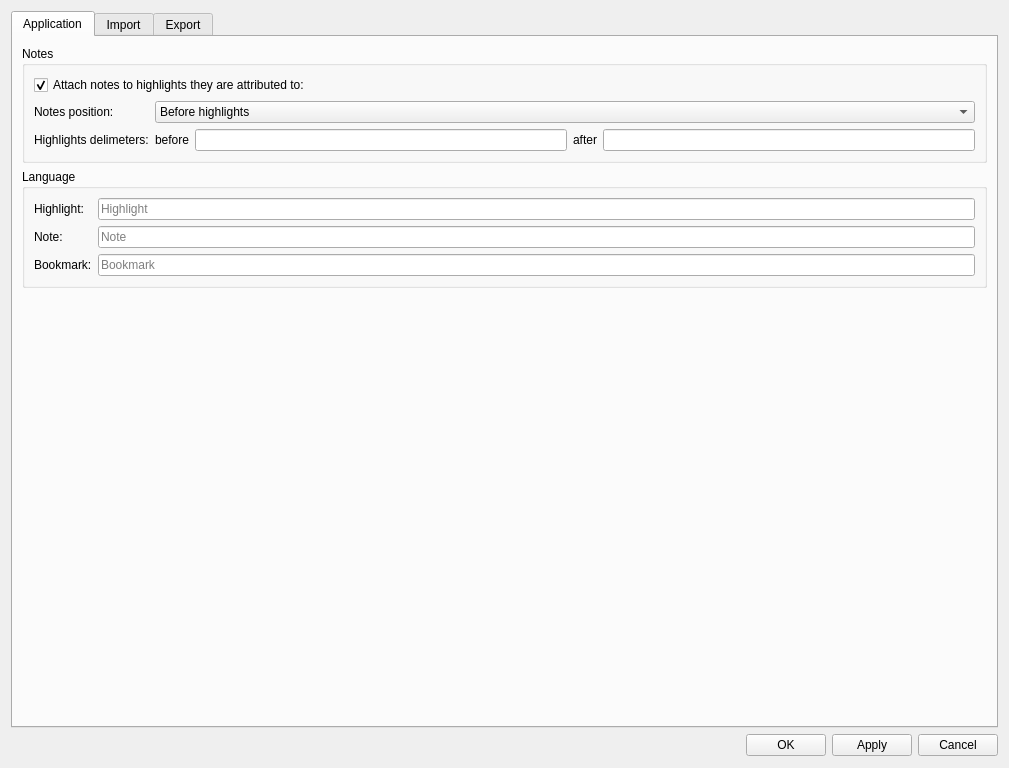
The window that gui/settingsDialog.ui (claytondaley/DaleyKlippings) describes before a commit, drawn with Qt 5.
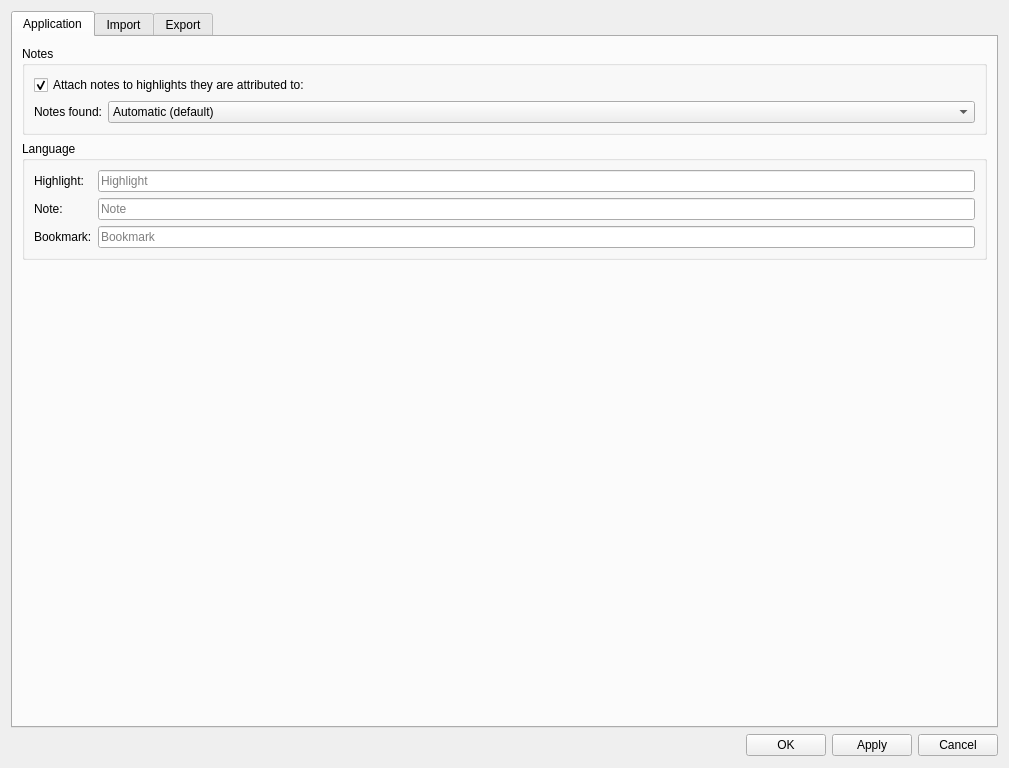
The same window after the commit. The open tabs and pages were chosen to show the change. Icons and pictures are not drawn.

Commit message: - Removed old "highlight delimeter" fields  - Updated some text and formatting in the settings tab  - Added automatic direction detection for note-highlight links (UI and logic)  - Fixed bug where including a note both before and after a highlight would generate bad data

Patch:
```diff
--- a/gui/settingsDialog.ui
+++ b/gui/settingsDialog.ui
@@ -61,15 +61,26 @@
             <item row="0" column="0">
              <widget class="QLabel" name="labelNotesPosition">
               <property name="text">
-               <string>Notes position:</string>
+               <string>Notes found:</string>
               </property>
              </widget>
             </item>
             <item row="0" column="1">
              <widget class="QComboBox" name="cmbNotesPosition">
+              <property name="sizePolicy">
+               <sizepolicy hsizetype="Expanding" vsizetype="Fixed">
+                <horstretch>0</horstretch>
+                <verstretch>0</verstretch>
+               </sizepolicy>
+              </property>
               <property name="whatsThis">
                <string>Choose here notes position: before or after highlights.</string>
               </property>
+              <item>
+               <property name="text">
+                <string>Automatic (default)</string>
+               </property>
+              </item>
               <item>
                <property name="text">
                 <string>Before highlights</string>
@@ -82,44 +93,8 @@
               </item>
              </widget>
             </item>
-            <item row="1" column="0">
-             <widget class="QLabel" name="labelHighlightDelimiters">
-              <property name="text">
-               <string>Highlights delimeters:</string>
-              </property>
-             </widget>
-            </item>
             <item row="1" column="1">
-             <layout class="QHBoxLayout" name="horizontalLayout_3">
-              <item>
-               <widget class="QLabel" name="labelBefore">
-                <property name="text">
-                 <string>before</string>
-                </property>
-               </widget>
-              </item>
-              <item>
-               <widget class="QLineEdit" name="editBeforeHighlight">
-                <property name="whatsThis">
-                 <string>Symbols just before a highlight to separate it from notes.</string>
-                </property>
-               </widget>
-              </item>
-              <item>
-               <widget class="QLabel" name="labelAfter">
-                <property name="text">
-                 <string>after</string>
-                </property>
-               </widget>
-              </item>
-              <item>
-               <widget class="QLineEdit" name="editAfterHighlight">
-                <property name="whatsThis">
-                 <string>Symbols just after a highlight to separate it from notes.</string>
-                </property>
-               </widget>
-              </item>
-             </layout>
+             <layout class="QHBoxLayout" name="horizontalLayout_3"/>
             </item>
            </layout>
           </item>
```
Left out of the diff: 38 changed lines with no effect on the pictures. The commit also changes 7 other files.
